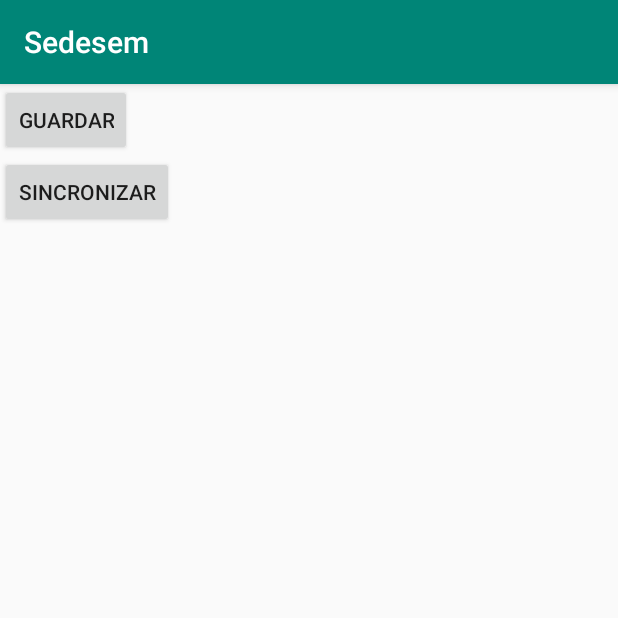
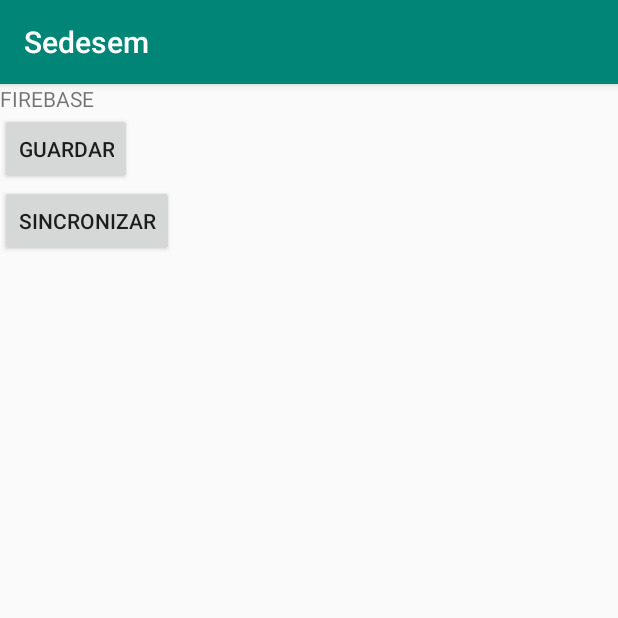
Before and after one commit to Abner421/SEDESEM-CURP, an Android app: the screen it shows after launch (Registros before the commit, conexionFirebase after it), after a tap on "REGISTROS", on a phone screen of 412 x 824 dp, the top half of it. Run offline under Robolectric (Android 15) with nearby library versions, the phone set to English and light mode, and no system bars; our stand-ins replace Firebase (no records; nobody signed in at launch, a user with empty details on screens opened directly); 1 statement that could not run was skipped.

Commit message:
Conexión a Firebase

```diff
--- a/app/build.gradle
+++ b/app/build.gradle
@@ -1,4 +1,5 @@
 apply plugin: 'com.android.application'
+apply plugin: 'com.google.gms.google-services'
 
 android {
     compileSdkVersion 29
@@ -23,6 +24,7 @@ dependencies {
     implementation fileTree(dir: 'libs', include: ['*.jar'])
     implementation 'androidx.appcompat:appcompat:1.1.0'
     implementation 'androidx.constraintlayout:constraintlayout:1.1.3'
+    implementation 'com.google.firebase:firebase-database:16.0.4'
     testImplementation 'junit:junit:4.12'
     androidTestImplementation 'androidx.test.ext:junit:1.1.1'
     androidTestImplementation 'androidx.test.espresso:espresso-core:3.2.0'
@@ -32,4 +34,5 @@ dependencies {
     implementation 'androidx.legacy:legacy-support-v4:1.0.0'
 
     implementation 'com.android.volley:volley:1.1.0'
+    implementation 'androidx.recyclerview:recyclerview:1.1.0'
 }
--- a/app/src/main/AndroidManifest.xml
+++ b/app/src/main/AndroidManifest.xml
@@ -14,10 +14,13 @@
         android:allowBackup="true"
         android:icon="@mipmap/ic_launcher"
         android:label="@string/app_name"
+        android:networkSecurityConfig="@xml/network_security_config"
         android:roundIcon="@mipmap/ic_launcher_round"
         android:supportsRtl="true"
         android:theme="@style/AppTheme">
-        <activity android:name=".BaseDatos.Registros"></activity>
+        <activity android:name=".regsFire"></activity>
+        <activity android:name=".BaseDatos.conexionFirebase" />
+        <activity android:name=".BaseDatos.Registros" />
         <activity android:name=".VistaRegistro" />
         <activity android:name=".ScannedBarcodeActivity" />
         <activity android:name=".PictureBarcodeActivity" />
--- /dev/null
+++ b/app/src/main/java/com/example/sedesem/BaseDatos/conexionFirebase.java
@@ -0,0 +1,213 @@
+package com.example.sedesem.BaseDatos;
+
+import androidx.annotation.NonNull;
+import androidx.appcompat.app.AppCompatActivity;
+
+import android.os.Bundle;
+import android.os.Environment;
+import android.util.Log;
+import android.view.View;
+import android.widget.ArrayAdapter;
+import android.widget.Button;
+import android.widget.ListView;
+import android.widget.Toast;
+
+import com.example.sedesem.R;
+
+import com.google.firebase.database.DataSnapshot;
+import com.google.firebase.database.DatabaseError;
+import com.google.firebase.database.DatabaseReference;
+import com.google.firebase.database.FirebaseDatabase;
+import com.google.firebase.database.ValueEventListener;
+
+import org.json.JSONException;
+
+import java.io.BufferedReader;
+import java.io.File;
+import java.io.FileInputStream;
+import java.io.FileNotFoundException;
+import java.io.IOException;
+import java.io.InputStreamReader;
+import java.util.ArrayList;
+import java.util.HashMap;
+import java.util.List;
+import java.util.Map;
+import java.util.StringTokenizer;
+import java.util.Vector;
+
+public class conexionFirebase extends AppCompatActivity implements View.OnClickListener{
+
+    private static final String TAG = "NewPostActivity";
+    private static final String REQUIRED = "Required";
+
+    private DatabaseReference mDatabase;// Referencia base de datos global
+
+    private Button buttonSaveFirebase;
+    private Button btnSyncFirebase;
+
+    //List to store all the names
+    private List<Name> names; //CURP
+    private List<Nombre> nombres;
+    private List<ApPat> apPats;
+    private List<ApMat> apMats;
+    private List<Sexo> sexos;
+    private List<FechaNac> FechaNacs;
+    private List<Entidad> entidads;
+    private List<Region> regions;
+
+    Vector<String> vecArchs = new Vector<>();
+    File[] files;
+
+    private ArrayAdapter<String> adapt;
+
+    List<String> lineas = new ArrayList<>();
+
+    private Object[] info;
+    private ListView archs;
+
+
+    @Override
+    protected void onCreate(Bundle savedInstanceState) {
+        super.onCreate(savedInstanceState);
+        setContentView(R.layout.activity_conexion_firebase);
+
+        //Sin conexión
+        FirebaseDatabase.getInstance().setPersistenceEnabled(true);
+
+        DatabaseReference curpRef = FirebaseDatabase.getInstance().getReference("registros");
+        curpRef.keepSynced(true);
+
+        // [START initialize_database_ref]
+        mDatabase = FirebaseDatabase.getInstance().getReference();
+        // [END initialize_database_ref]
+
+
+        names = new ArrayList<>();
+        nombres = new ArrayList<>();
+        apPats = new ArrayList<>();
+        apMats = new ArrayList<>();
+        sexos = new ArrayList<>();
+        FechaNacs = new ArrayList<>();
+        entidads = new ArrayList<>();
+        regions = new ArrayList<>();
+
+        info = new Object[7];
+
+        archs = findViewById(R.id.archs);
+
+        btnSyncFirebase = findViewById(R.id.btnSyncFirebase);
+        buttonSaveFirebase = findViewById(R.id.buttonSaveFirebase);
+
+        btnSyncFirebase.setOnClickListener(this);
+        buttonSaveFirebase.setOnClickListener(this);
+
+        try {
+            File sdcard = Environment.getExternalStorageDirectory();
+            File file = new File(sdcard.getAbsolutePath() + "/text");
+
+            files = file.listFiles();
+
+
+            for (int i = 0; i < files.length; i++) {
+                String sub = files[i].getName();
+                StringTokenizer st = new StringTokenizer(sub, ".");
+                vecArchs.add(st.nextToken());
+            }
+
+            adapt = new ArrayAdapter<>(
+                    this, android.R.layout.simple_list_item_1, vecArchs);
+
+
+            archs.setAdapter(adapt);
+        } catch (Exception e) {
+        }
+
+    }
+
+    public void obtenerRegistros(){
+        String line;
+
+        File sdcard = Environment.getExternalStorageDirectory();
+        File file = new File(sdcard.getAbsolutePath() + "/text/" + vecArchs.lastElement() + ".txt");
+
+        try {
+
+            FileInputStream fileInputStream = new FileInputStream(file);
+            InputStreamReader inputStreamReader = new InputStreamReader(fileInputStream);
+            BufferedReader bufferedReader = new BufferedReader(inputStreamReader);
+            StringBuilder stringBuilder = new StringBuilder();
+
+            while ((line = bufferedReader.readLine()) != null) {
+                stringBuilder.append(line + System.getProperty("line.separator"));
+                lineas.add(line);
+            }
+            fileInputStream.close();
+            line = stringBuilder.toString();
+
+            bufferedReader.close();
+        } catch (FileNotFoundException ex) {
+            //Log.d(TAG, ex.getMessage());
+        } catch (IOException ex) {
+            //Log.d(TAG, ex.getMessage());
+        }
+
+
+//      info = new VistaRegistro().getArreglo();
+        final String name = lineas.get(0).trim();
+        final String nombre = lineas.get(3);
+        final String apPat = lineas.get(1);
+        final String apMat = lineas.get(2);
+        final String sexo = lineas.get(4);
+        final String fechaNac = lineas.get(5);
+        final String entidad = lineas.get(6);
+        final int region = Integer.parseInt(lineas.get(7));
+
+        agregarRegistro(name,nombre,apPat,apMat,sexo,fechaNac,entidad,region);
+    }
+
+    private void agregarRegistro(final String name_id, final String nombre, final String apePat, final String apeMat, final String sexo, final String fechaNac, final String entidad, final int reg){
+        mDatabase.child("registros").child("registros").addListenerForSingleValueEvent(
+                new ValueEventListener() {
+                    @Override
+                    public void onDataChange(@NonNull DataSnapshot dataSnapshot) {
+
+                        final String curp = name_id;
+                        String apPat = apePat;
+                        String apMat = apeMat;
+                        String nom = nombre;
+                        String sex = sexo;
+                        String fNac = fechaNac;
+                        String ent = entidad;
+                        int region = reg;
+                        Persona persona = new Persona(curp,apPat,apMat,nom,sex,fNac,ent,region);
+                        Map<String, Object> vals = persona.toMap();
+
+                        Map<String, Object> actualizar = new HashMap<>();
+                        actualizar.put("/registros/"+curp,vals);
+
+                        mDatabase.updateChildren(actualizar);
+
+                        Log.e(TAG,"Registro correcto");
+                        Toast.makeText(getApplicationContext(), "Correcto", Toast.LENGTH_SHORT).show();
+                    }
+
+                    @Override
+                    public void onCancelled(@NonNull DatabaseError databaseError) {
+                        Toast.makeText(conexionFirebase.this, "Error!", Toast.LENGTH_SHORT).show();
+                    }
+                }
+        );
+    }
+
+    @Override
+    public void onClick(View v) {
+        switch(v.getId()){
+            case R.id.buttonSaveFirebase:
+                Toast.makeText(getApplicationContext(),"OK",Toast.LENGTH_SHORT).show();
+                break;
+            case R.id.btnSyncFirebase:
+                obtenerRegistros();
+                break;
+        }
+    }
+}
--- a/app/src/main/java/com/example/sedesem/MainActivity.java
+++ b/app/src/main/java/com/example/sedesem/MainActivity.java
@@ -21,12 +21,13 @@ import androidx.core.content.ContextCompat;
 
 import com.example.sedesem.*;
 import com.example.sedesem.BaseDatos.Registros;
+import com.example.sedesem.BaseDatos.conexionFirebase;
 
 public class MainActivity extends AppCompatActivity implements View.OnClickListener, ActivityCompat.OnRequestPermissionsResultCallback {
 
     private static final int PERMISSION_REQUEST_CODE = 100;
     protected TextView tvLatitud, tvLongitud, tvAltura, tvPrecision;
-    Button btnTakePicture, btnScanBarcode, btnRegistros;
+    Button btnTakePicture, btnScanBarcode, btnRegistros, btnFirebase;
     private LocationManager locManager;
     private Location loc;
 
@@ -55,10 +56,12 @@ public class MainActivity extends AppCompatActivity implements View.OnClickListe
         btnTakePicture = findViewById(R.id.btnTakePicture);
         btnScanBarcode = findViewById(R.id.btnScanBarcode);
         btnRegistros = findViewById(R.id.btnRegistros);
+        btnFirebase = findViewById(R.id.btnFirebase);
 
         btnTakePicture.setOnClickListener(this);
         btnScanBarcode.setOnClickListener(this);
         btnRegistros.setOnClickListener(this);
+        btnFirebase.setOnClickListener(this);
 
         requestPermission();
     }
@@ -120,7 +123,10 @@ public class MainActivity extends AppCompatActivity implements View.OnClickListe
                 startActivity(new Intent(MainActivity.this, ScannedBarcodeActivity.class));
                 break;
             case R.id.btnRegistros:
-                startActivity(new Intent(MainActivity.this, Registros.class));
+                startActivity(new Intent(MainActivity.this, conexionFirebase.class));
+                break;
+            case R.id.btnFirebase:
+                startActivity(new Intent(MainActivity.this, regsFire.class));
                 break;
         }
 
--- a/app/src/main/java/com/example/sedesem/VistaRegistro.java
+++ b/app/src/main/java/com/example/sedesem/VistaRegistro.java
@@ -25,6 +25,7 @@ import java.util.Vector;
 
 import com.example.sedesem.BaseDatos.Registros;
 import com.example.sedesem.BaseDatos.arregloInfo;
+import com.example.sedesem.BaseDatos.conexionFirebase;
 
 public class VistaRegistro extends AppCompatActivity implements View.OnClickListener {
 
@@ -176,8 +177,8 @@ public class VistaRegistro extends AppCompatActivity implements View.OnClickList
   //                      datos.get(5), datos.get(6), Integer.parseInt(datos.get(7)), 0);
 
                 //Función
-                Toast.makeText(getApplicationContext(), "Guardado exitosamente", Toast.LENGTH_SHORT).show();
-                startActivity(new Intent(VistaRegistro.this, Registros.class));
+                Toast.makeText(getApplicationContext(), "Archivo guardado exitosamente", Toast.LENGTH_SHORT).show();
+                startActivity(new Intent(VistaRegistro.this, conexionFirebase.class));
                 break;
         }
     }
--- /dev/null
+++ b/app/src/main/res/layout/activity_conexion_firebase.xml
@@ -0,0 +1,42 @@
+<?xml version="1.0" encoding="utf-8"?>
+<LinearLayout xmlns:android="http://schemas.android.com/apk/res/android"
+    xmlns:tools="http://schemas.android.com/tools"
+    android:id="@+id/activity_main"
+    android:layout_width="match_parent"
+    android:layout_height="match_parent"
+    android:orientation="vertical"
+    tools:context=".BaseDatos.Registros">
+
+    <LinearLayout
+        android:layout_width="match_parent"
+        android:layout_height="wrap_content"
+        android:orientation="vertical">
+        <TextView
+            android:layout_width="wrap_content"
+            android:layout_height="wrap_content"
+            android:text="FIREBASE"></TextView>
+        <Button
+            android:id="@+id/buttonSaveFirebase"
+            android:layout_width="wrap_content"
+            android:layout_height="wrap_content"
+            android:layout_weight="1"
+            android:text="Guardar" />
+
+        <Button
+            android:id="@+id/btnSyncFirebase"
+            android:layout_width="wrap_content"
+            android:layout_height="wrap_content"
+            android:layout_weight="1"
+            android:text="Sincronizar"/>
+
+    </LinearLayout>
+
+    <ListView
+        android:id="@+id/archs"
+        android:layout_width="match_parent"
+        android:layout_height="wrap_content"></ListView>
+
+
+
+
+</LinearLayout>
--- /dev/null
+++ b/app/src/main/res/xml/network_security_config.xml
@@ -0,0 +1,6 @@
+<?xml version="1.0" encoding="utf-8"?>
+<network-security-config>
+    <domain-config cleartextTrafficPermitted="true">
+        <domain includeSubdomains="true">192.168.43.5</domain>
+    </domain-config>
+</network-security-config>
--- a/build.gradle
+++ b/build.gradle
@@ -8,6 +8,7 @@ buildscript {
     }
     dependencies {
         classpath 'com.android.tools.build:gradle:3.5.1'
+        classpath 'com.google.gms:google-services:4.2.0'
 
         // NOTE: Do not place your application dependencies here; they belong
         // in the individual module build.gradle files
```
Also changed, not shown: app/src/main/java/com/example/sedesem/BaseDatos/Persona.java (added, +116 -0 lines), app/src/main/java/com/example/sedesem/BaseDatos/Registros.java (+50 -3 lines), app/src/main/java/com/example/sedesem/BaseDatos/comoquieras.java (added, +149 -0 lines), app/src/main/res/layout/activity_main.xml (+10 -0 lines).
